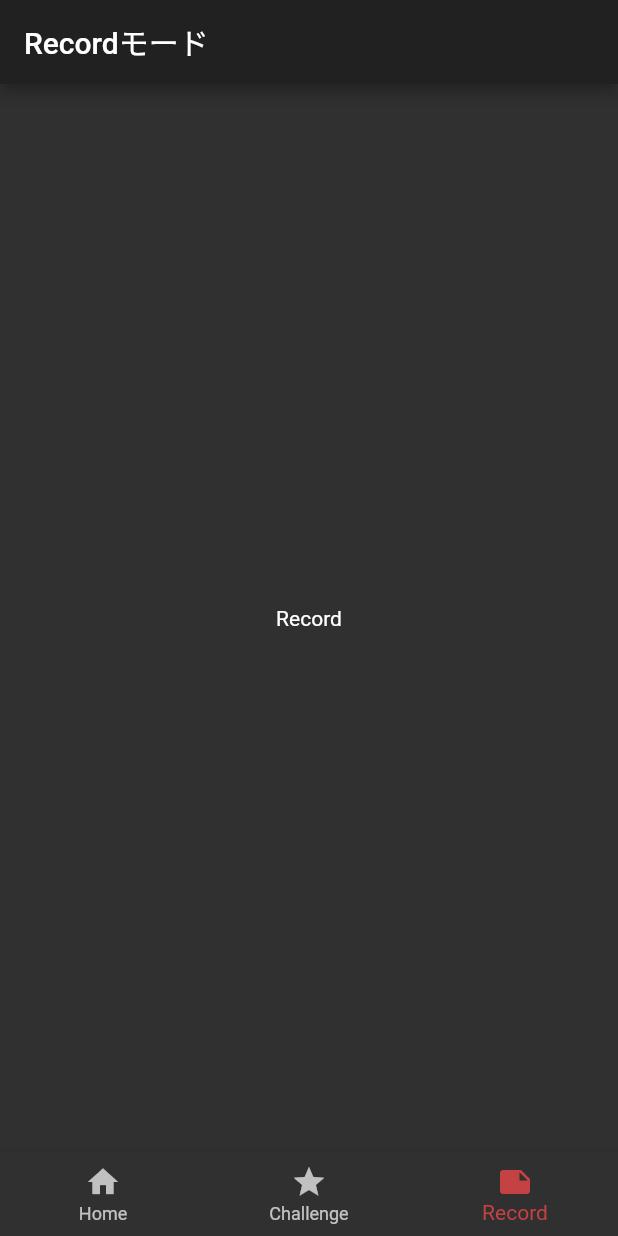
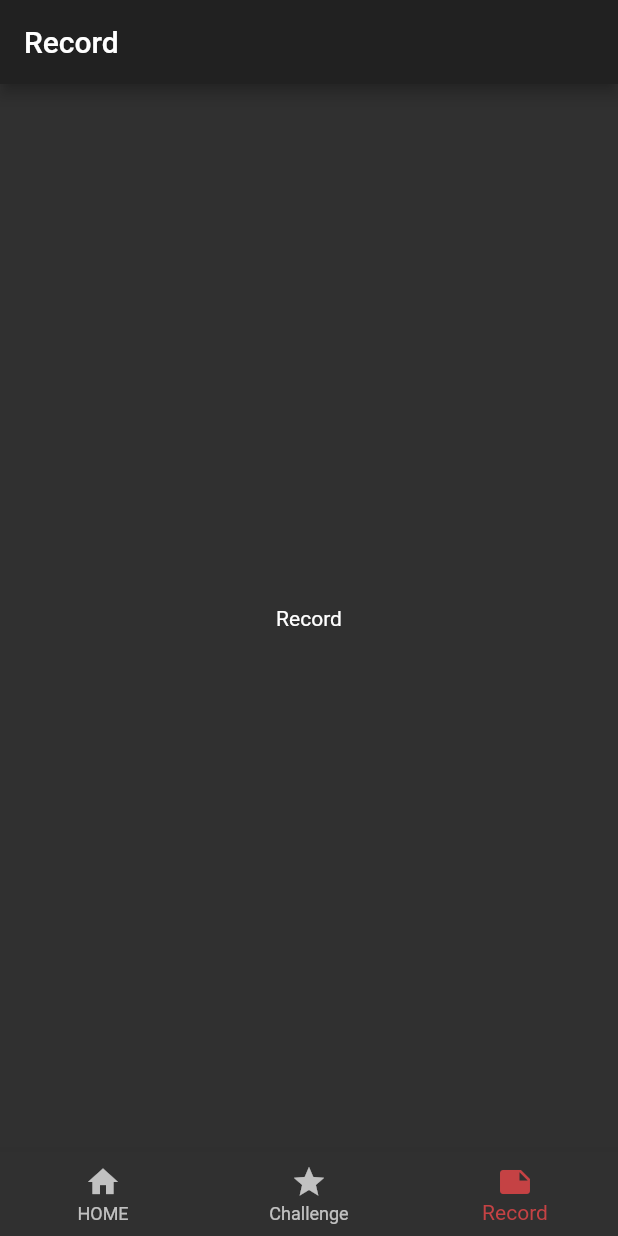
Before and after one commit to cyder/nigiru_kun_sp, a Flutter app: the screen it shows after launch, item 3 of the bottom bar chosen, on a phone screen of 412 x 824 dp. Run offline on Flutter 3.47's test engine with Material 2 defaults, Android fonts, the phone set to English and light mode, and no system bars.

Commit message:
リファクタ

```diff
--- a/lib/ui/pages/main.dart
+++ b/lib/ui/pages/main.dart
@@ -4,9 +4,15 @@ import 'package:nigiru_kun/ui/widget/tabs/home_tab.dart';
 import 'package:nigiru_kun/ui/widget/tabs/challenge_tab.dart';
 import 'package:nigiru_kun/ui/widget/tabs/record_tab.dart';
 import 'package:scoped_model/scoped_model.dart';
+import 'package:nigiru_kun/viewmodels/home_tab_view_model.dart';
+import 'package:nigiru_kun/viewmodels/challenge_tab_view_model.dart';
+import 'package:nigiru_kun/viewmodels/record_tab_view_mode.dart';
 
 class MainPage extends StatelessWidget {
   final viewModel = new MainViewModel();
+  final Widget homeTabWidget = new HomeTab();
+  final Widget challengeTabWidget = new ChallengeTab();
+  final Widget recordTabWidget = new RecordTab();
 
   @override
   Widget build(BuildContext context) {
@@ -15,49 +21,39 @@ class MainPage extends StatelessWidget {
         child: new ScopedModelDescendant<MainViewModel>(
             builder: (context, child, model) => Scaffold(
                   appBar: new AppBar(
-                    title: (() {
-                      switch (model.currentTab) {
-                        case Tabs.HomeTab:
-                          return new Text('にぎるくん');
-                        case Tabs.ChallengeTab:
-                          return new Text('Challangeモード');
-                        case Tabs.RecordTab:
-                          return new Text('Recordモード');
-                      }
-                    })(),
+                    title: _getTitleWidget(model.currentTab.title, model.currentTab.isHome),
                   ),
-                  body: (() {
-                    switch (model.currentTab) {
-                      case Tabs.HomeTab:
-                        return new HomeTab();
-                      case Tabs.ChallengeTab:
-                        return new ChallengeTab();
-                      case Tabs.RecordTab:
-                        return new RecordTab();
-                    }
-                  })(),
+                  body: _getTabWidget(model.currentTab.viewModel),
                   bottomNavigationBar: BottomNavigationBar(
-                    onTap: _onTabTapped,
-                    currentIndex: model.currentTab.index,
-                    items: [
-                      new BottomNavigationBarItem(
-                        icon: Icon(Icons.home),
-                        title: Text('Home'),
-                      ),
-                      new BottomNavigationBarItem(
-                        icon: Icon(Icons.star),
-                        title: Text('Challenge'),
-                      ),
-                      new BottomNavigationBarItem(
-                        icon: Icon(Icons.note),
-                        title: Text('Record'),
-                      ),
-                    ],
+                    onTap: model.selectTab,
+                    currentIndex: model.currentIndex,
+                    items: model.tabs.map((tab) => new BottomNavigationBarItem(
+                          icon: Icon(tab.icon),
+                          title: Text(tab.title),
+                        )).toList(),
                   ),
                 )));
   }
 
-  void _onTabTapped(int index) {
-    viewModel.selectTab(Tabs.values[index]);
+  // タブの中身のwidgetを返す
+  Widget _getTabWidget(Model viewModel) {
+    if (viewModel is HomeTabViewModel) {
+      return homeTabWidget;
+    }
+    if (viewModel is ChallengeTabViewModel) {
+      return challengeTabWidget;
+    }
+    if (viewModel is RecordTabViewModel) {
+      return recordTabWidget;
+    }
+    return null;
+  }
+
+  // タイトルウィジェットを返す
+  Widget _getTitleWidget(String title, bool isHome) {
+    if(isHome) {
+      return Text('にぎるくん'); //TODO: 画像に差し替え
+    }
+    return Text(title);
   }
 }
--- /dev/null
+++ b/lib/viewmodels/challenge_tab_view_model.dart
@@ -0,0 +1,3 @@
+import 'package:scoped_model/scoped_model.dart';
+
+class ChallengeTabViewModel extends Model {}
--- /dev/null
+++ b/lib/viewmodels/home_tab_view_model.dart
@@ -0,0 +1,3 @@
+import 'package:scoped_model/scoped_model.dart';
+
+class HomeTabViewModel extends Model {}
--- a/lib/viewmodels/main_view_model.dart
+++ b/lib/viewmodels/main_view_model.dart
@@ -1,18 +1,33 @@
+import 'package:flutter/material.dart';
 import 'package:scoped_model/scoped_model.dart';
+import 'package:nigiru_kun/viewmodels/home_tab_view_model.dart';
+import 'package:nigiru_kun/viewmodels/challenge_tab_view_model.dart';
+import 'package:nigiru_kun/viewmodels/record_tab_view_mode.dart';
 
-enum Tabs {
-  HomeTab,
-  ChallengeTab,
-  RecordTab,
+class Tab {
+  final String title;
+  final IconData icon;
+  final bool isHome;
+  final Model viewModel;
+
+  Tab(this.title, this.icon, this.isHome, this.viewModel);
 }
 
 class MainViewModel extends Model {
-  Tabs _currentTab = Tabs.HomeTab;
+  final tabs = [
+    new Tab('HOME', Icons.home, true, new HomeTabViewModel()),
+    new Tab('Challenge', Icons.star, false, new ChallengeTabViewModel()), //TODO: アイコンの差し替え
+    new Tab('Record', Icons.note, false, new RecordTabViewModel()), //TODO: アイコンの差し替え
+  ];
 
-  Tabs get currentTab => _currentTab;
+  int _currentIndex = 0;
 
-  void selectTab(Tabs tab) {
-    _currentTab = tab;
+  Tab get currentTab => tabs[_currentIndex];
+
+  int get currentIndex => _currentIndex;
+
+  void selectTab(int index) {
+    _currentIndex = index;
     notifyListeners();
   }
 }
--- /dev/null
+++ b/lib/viewmodels/record_tab_view_mode.dart
@@ -0,0 +1,3 @@
+import 'package:scoped_model/scoped_model.dart';
+
+class RecordTabViewModel extends Model {}
```
